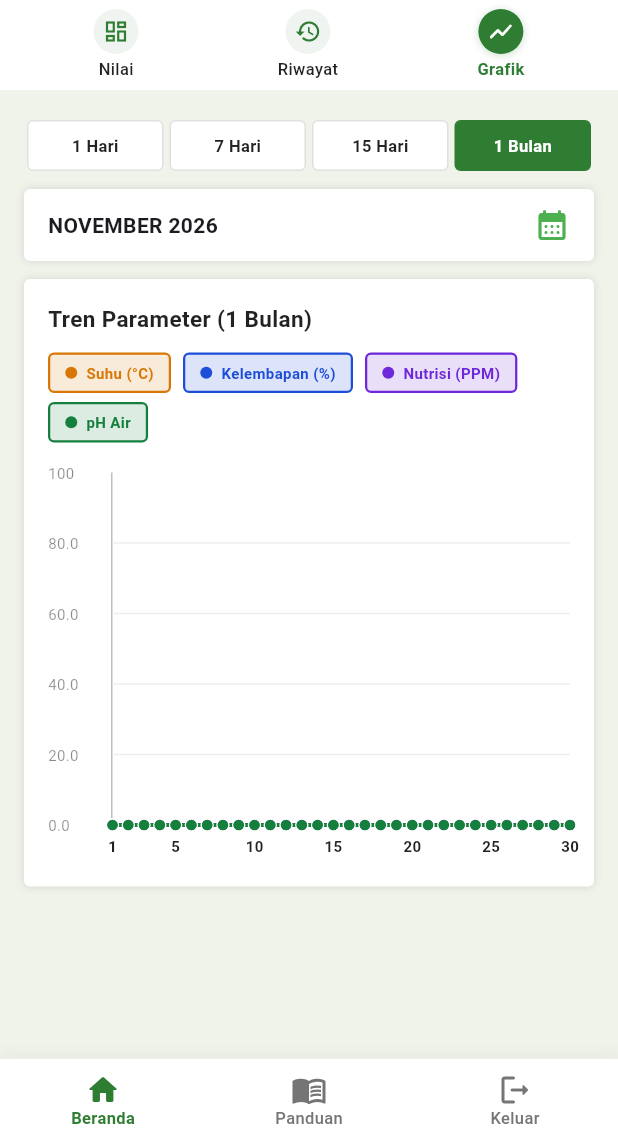
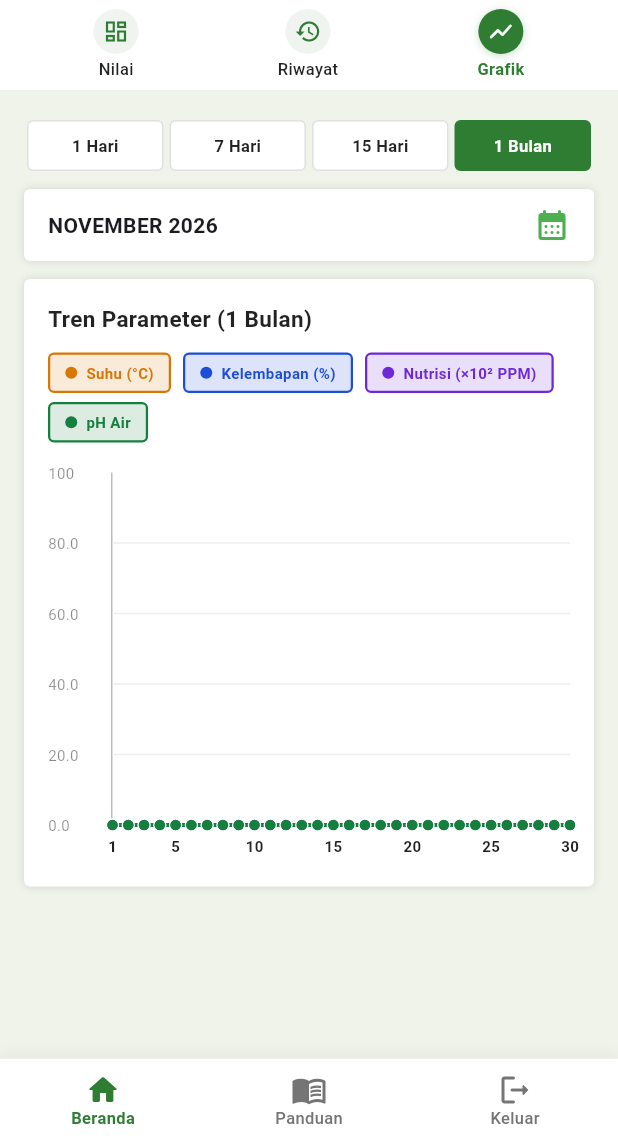
Before and after one commit to Madanzz/Growsense-app, a Flutter app: the GrafikView screen opened by its route, on a phone screen of 412 x 824 dp, the part 93-1236 px from its top. Run offline on Flutter 3.47's test engine with Material 3 defaults, Android fonts, the phone set to English and light mode, and no system bars; drawn by our look-alikes of fl_chart; our stand-ins replace cloud_firestore, csv, firebase_auth, firebase_core, firebase_database, firebase_messaging and 5 more; missing offline and left inert: excel, extension_google_sign_in_as_googleapis_auth, googleapis; accounts and stored records are empty.

Commit message:
Update skala grafik nutrisi

```diff
--- a/lib/app/modules/grafik/views/grafik_view.dart
+++ b/lib/app/modules/grafik/views/grafik_view.dart
@@ -36,15 +36,10 @@ class GrafikView extends GetView<GrafikController> {
             child: Column(
               crossAxisAlignment: CrossAxisAlignment.start,
               children: [
-                // 1. SELECTOR PERIODE TREN
                 _buildRangeSelector(),
                 const SizedBox(height: 12),
-
-                // 2. DATE PICKER DINAMIS
                 _buildDatePicker(context),
                 const SizedBox(height: 12),
-
-                // 4. GRAFIK DENGAN DYNAMIC SCALING & CARDS
                 _buildCombinedChart(),
                 const SizedBox(height: 24),
               ],
@@ -227,8 +222,10 @@ class GrafikView extends GetView<GrafikController> {
               allActiveValues.addAll(controller.lembapSpots.where((v) => v > 0));
             }
             if (showNutrisi) {
-              activeLineBars.add(_buildRawLineBarData(controller.nutrisiSpots, colorNutrisi, maxPoints));
-              allActiveValues.addAll(controller.nutrisiSpots.where((v) => v > 0));
+              // Skala 10^2 (dibagi 100) agar proporsional dengan parameter lain di grafik
+              List<double> scaledNutrisi = controller.nutrisiSpots.map((v) => v / 100.0).toList();
+              activeLineBars.add(_buildRawLineBarData(scaledNutrisi, colorNutrisi, maxPoints));
+              allActiveValues.addAll(scaledNutrisi.where((v) => v > 0));
             }
             if (showPh) {
               activeLineBars.add(_buildRawLineBarData(controller.phSpots, colorPh, maxPoints));
@@ -319,18 +316,15 @@ class GrafikView extends GetView<GrafikController> {
                                 ),
                               ),
                             ),
-                            // 🔥 PENYESUAIAN AREA SENTUH & TOUCH THRESHOLD
                             lineTouchData: LineTouchData(
                               enabled: true,
                               handleBuiltInTouches: false,
-                              touchSpotThreshold: 20, // 👈 Memperluas radius toleransi sentuhan jari hingga 20px
+                              touchSpotThreshold: 20,
                               touchCallback: (FlTouchEvent event, LineTouchResponse? touchResponse) {
                                 if (event is FlTapUpEvent &&
                                     touchResponse != null &&
                                     touchResponse.lineBarSpots != null &&
                                     touchResponse.lineBarSpots!.isNotEmpty) {
-
-                                  // Mengambil titik X dan membulatkannya ke index tanggal/jam terdekat
                                   final touchedSpot = touchResponse.lineBarSpots!.first;
                                   double selectedPoint = touchedSpot.x.roundToDouble();
 
@@ -348,7 +342,7 @@ class GrafikView extends GetView<GrafikController> {
                         ),
                 ),
 
-                // CARD HITAM RINCIAN PERSENSOR ON-TAP
+                // CARD HITAM RINCIAN PERSENSOR ON-TAP (MENAMPILKAN NILAI ASLI)
                 Obx(() {
                   double? selectedPoint = controller.selectedHour.value;
                   if (selectedPoint == null) return const SizedBox.shrink();
@@ -391,7 +385,12 @@ class GrafikView extends GetView<GrafikController> {
 
                         if (showSuhu) _buildDetailRow("Suhu", "${vSuhu.toStringAsFixed(1)} °C", colorSuhu),
                         if (showLembap) _buildDetailRow("Kelembapan", "${vLembap.toStringAsFixed(1)} %", colorLembap),
-                        if (showNutrisi) _buildDetailRow("Nutrisi", "${vNutrisi.toStringAsFixed(1)} PPM", colorNutrisi),
+                        if (showNutrisi)
+                          _buildDetailRow(
+                            "Nutrisi",
+                            "${vNutrisi.toStringAsFixed(1)} PPM (${(vNutrisi / 100).toStringAsFixed(2)} ×10²)",
+                            colorNutrisi,
+                          ),
                         if (showPh) _buildDetailRow("pH Air", vPh.toStringAsFixed(1), colorPh),
                       ],
                     ),
@@ -419,7 +418,6 @@ class GrafikView extends GetView<GrafikController> {
     );
   }
 
-  // 🔥 TITIK LEBIH MUDAH TERDAPAT VISUAL HIGHLIGHT JIKA DITEKAN
   LineChartBarData _buildRawLineBarData(List<double> listData, Color color, int maxPoints) {
     List<FlSpot> spots = [];
     for (int p = 1; p <= maxPoints; p++) {
@@ -430,6 +428,7 @@ class GrafikView extends GetView<GrafikController> {
     return LineChartBarData(
       spots: spots,
       isCurved: true,
+      preventCurveOverShooting: true,
       color: color,
       barWidth: 2.5,
       dotData: FlDotData(
@@ -438,7 +437,7 @@ class GrafikView extends GetView<GrafikController> {
           bool isSelected = controller.selectedHour.value == spot.x;
 
           return FlDotCirclePainter(
-            radius: isSelected ? 6.0 : 3.5, // 👈 Membesar jika dipilih
+            radius: isSelected ? 6.0 : 3.5,
             color: isSelected ? Colors.yellowAccent : color,
             strokeWidth: isSelected ? 2.5 : 1.0,
             strokeColor: isSelected ? Colors.black : Colors.white,
@@ -456,7 +455,7 @@ class GrafikView extends GetView<GrafikController> {
         children: [
           _buildInteractiveChipItem("Suhu (°C)", 'Suhu', colorSuhu),
           _buildInteractiveChipItem("Kelembapan (%)", 'Kelembapan', colorLembap),
-          _buildInteractiveChipItem("Nutrisi (PPM)", 'Nutrisi', colorNutrisi),
+          _buildInteractiveChipItem("Nutrisi (×10² PPM)", 'Nutrisi', colorNutrisi),
           _buildInteractiveChipItem("pH Air", 'pH Air', colorPh),
         ],
       );
```
